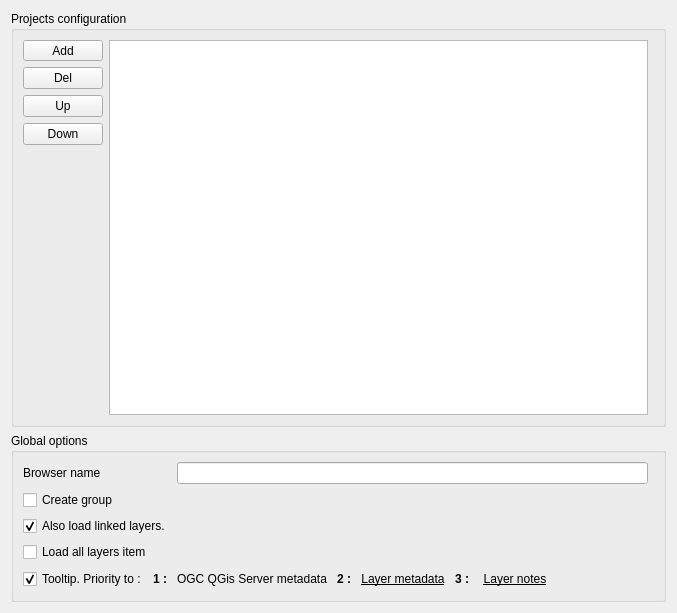
Old version of the form menu_from_project/ui/wdg_settings.ui in the repository aeag/MenuFromProject-Qgis-Plugin.
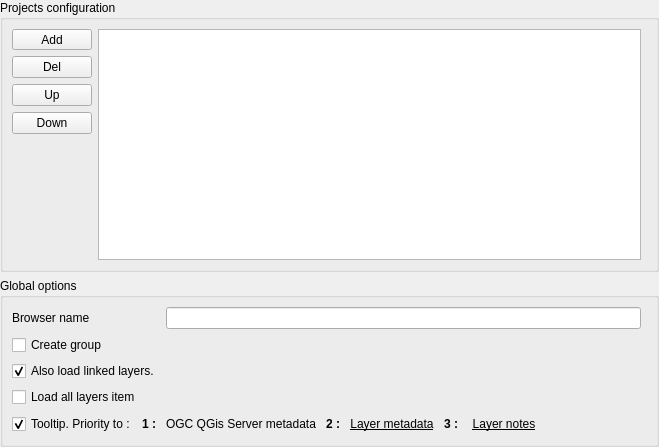
New version of the form. Icons and pictures are not drawn. Custom widgets are drawn as their Qt base class.

Commit message: feat(config widget): remove margin and fix icon path

```diff
--- a/menu_from_project/ui/wdg_settings.ui
+++ b/menu_from_project/ui/wdg_settings.ui
@@ -9,8 +9,8 @@
    <rect>
     <x>0</x>
     <y>0</y>
-    <width>677</width>
-    <height>613</height>
+    <width>659</width>
+    <height>447</height>
    </rect>
   </property>
   <property name="sizePolicy">
@@ -32,7 +32,19 @@
   <property name="locale">
    <locale language="English" country="UnitedStates"/>
   </property>
-  <layout class="QGridLayout" name="gridLayout" rowstretch="1,0,0,0,0" columnstretch="0,0">
+  <layout class="QGridLayout" name="gridLayout" rowstretch="1,0" columnstretch="0,0">
+   <property name="leftMargin">
+    <number>0</number>
+   </property>
+   <property name="topMargin">
+    <number>0</number>
+   </property>
+   <property name="rightMargin">
+    <number>0</number>
+   </property>
+   <property name="bottomMargin">
+    <number>0</number>
+   </property>
    <item row="0" column="0" colspan="2">
     <widget class="QGroupBox" name="grp_project">
      <property name="title">
```
Left out of the diff: 2 changed lines with no effect on the pictures. The commit also changes 1 other file.
